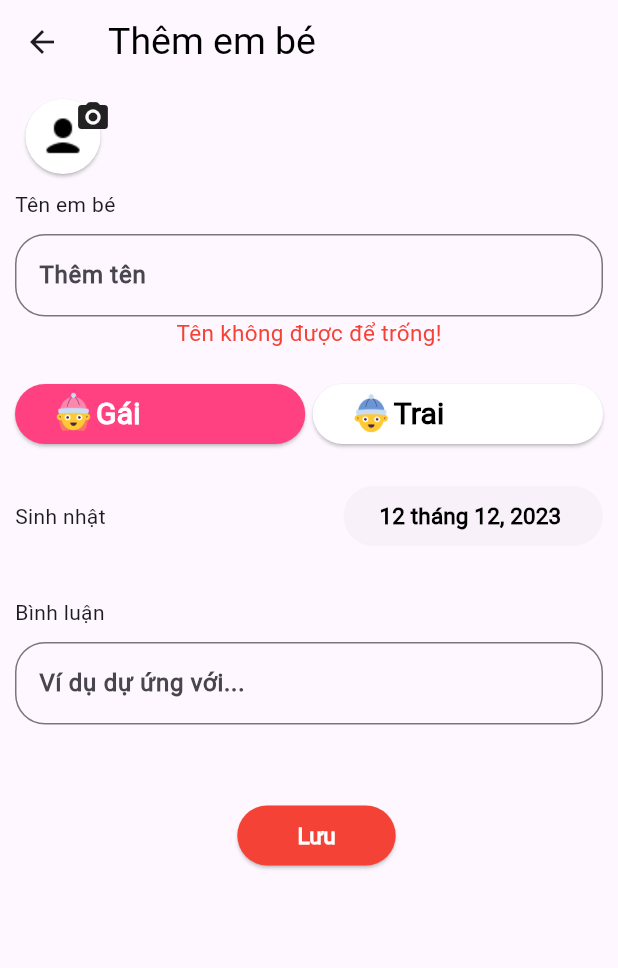
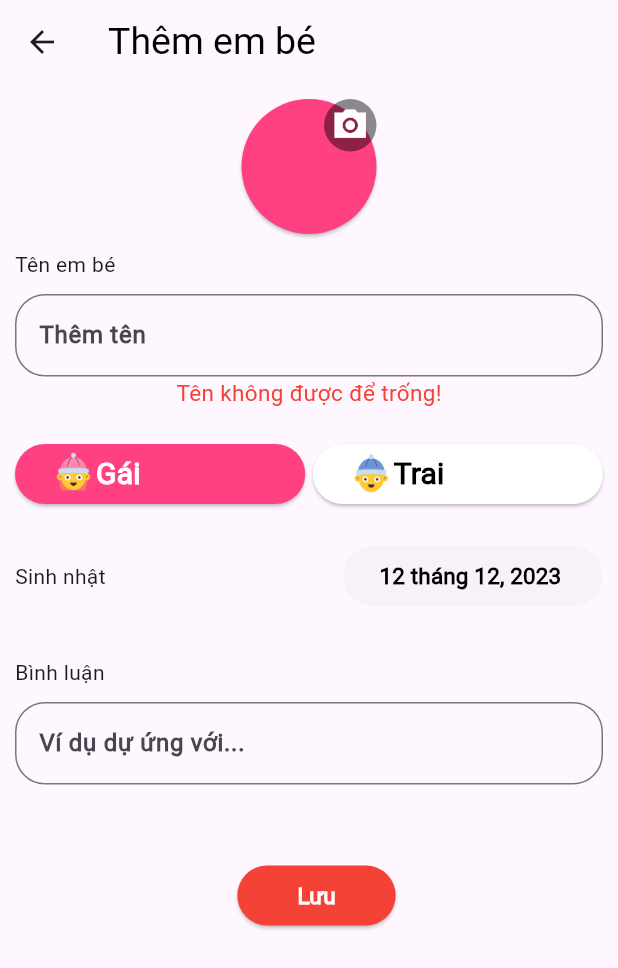
Before and after one commit to Chaudz/app_status_child, a Flutter app: the AddBabyDetail screen opened directly, on a phone screen of 412 x 824 dp. Shown: the top 968 px of the screen. Run offline on Flutter 3.47's test engine with Material 3 defaults, Android fonts, the phone set to English and light mode, and no system bars; our stand-ins replace file_picker, firebase_auth, firebase_core, firebase_storage, google_sign_in, shared_preferences; accounts and stored records are empty.

Commit message:
fix-screen and create-upload-avatar

```diff
--- a/lib/main.dart
+++ b/lib/main.dart
@@ -30,7 +30,6 @@ class _MyAppState extends State<MyApp> {
 
   Future<bool> getRecord() async {
     SharedPreferences prefs = await SharedPreferences.getInstance();
-    print('Chau====================');
     bool storedNameBaby = prefs.getBool("record") ?? false;
     return storedNameBaby;;
   }
--- a/lib/screens/addBaby_screen.dart
+++ b/lib/screens/addBaby_screen.dart
@@ -1,3 +1,6 @@
+import 'dart:io';
+import 'package:file_picker/file_picker.dart';
+import 'package:firebase_storage/firebase_storage.dart';
 import 'package:flutter/material.dart';
 import 'package:myapp/themes/app_colors.dart';
 import 'package:myapp/themes/app_fonts.dart';
@@ -57,6 +60,35 @@ class _AddBabyDetailState extends State<AddBabyDetail> {
   bool isBoy = false;
   DateTime selectedDate = DateTime.now();
   String nameBaby = "";
+  PlatformFile? pickedFile;
+
+  Future uploadFileAndSaveUrl() async {
+    final path = 'file/${pickedFile!.name}';
+    final file = File(pickedFile!.path!);
+
+    final ref = FirebaseStorage.instance.ref().child(path);
+    await  ref.putFile(file);
+
+    final urlDowload = await ref.getDownloadURL();
+
+    SharedPreferences prefs = await SharedPreferences.getInstance();
+    await prefs.setString('avatar', urlDowload);
+    return urlDowload;
+  }
+
+  Future selectFile()async{
+    final result = await FilePicker.platform.pickFiles();
+    if(result == null) return;
+
+    setState(() {
+      pickedFile = result.files.first;
+      print(pickedFile);
+    });
+
+    if (pickedFile != null) {
+      await uploadFileAndSaveUrl();
+    }
+  }
 
   Future<void> selectDate(BuildContext context) async {
     final DateTime? picked = await showDatePicker(
@@ -91,33 +123,52 @@ class _AddBabyDetailState extends State<AddBabyDetail> {
                   crossAxisAlignment: CrossAxisAlignment.start,
                   children: [
                     Row(
-                      mainAxisAlignment: MainAxisAlignment.start,
+                      mainAxisAlignment: MainAxisAlignment.center,
                       children: [
-                        Stack(
+                        Container(
+                          // height: 150,
+                          // width: 150,
+                          child: Stack(
                             children: [
                               ElevatedButton(
-                                onPressed: ()=>{
-
-                                },
+                                  onPressed: selectFile,
                                   style: ElevatedButton.styleFrom(
-                                    padding: EdgeInsets.all(10),
                                       shape: CircleBorder(),
-                                    backgroundColor: Colors.white
+                                      minimumSize: Size(90, 90),
+                                      backgroundColor: Colors.pinkAccent
                                   ),
-                                  child: nameBaby != "" ?
-                                  Text(nameBaby![0],style: AppFont.primaryFont.copyWith(
-                                      fontWeight: FontWeight.w600,
-                                      fontSize: 21,
-                                      color: Colors.green
-                                  ),):
-                                  Image(image: AssetImage("assets/images/icons8-user-30.png"),),
+                                  child: pickedFile != null ?
+                                  Container(
+                                    child: ClipRRect(
+                                      borderRadius: BorderRadius.circular(999),
+                                      child: Image.file(
+                                          File(pickedFile!.path!),
+                                          width: 90,
+                                          height: 90,
+                                          fit: BoxFit.cover
+                                      ),
+                                    ),
+                                  )
+                                      :
+                                  nameBaby.isNotEmpty? Text(nameBaby[0].toUpperCase(),style: AppFont.primaryFont.copyWith(
+                                      fontSize: 15,
+                                      fontWeight: FontWeight.bold,
+                                      color: Colors.white ),) : Text("")
                               ),
                               Positioned(
                                   top: 0,
                                   right: 0,
-                                child:  Icon(Icons.camera_alt_rounded)
+                                  child: Container(
+                                      padding: EdgeInsets.all(5),
+                                      decoration: BoxDecoration(
+                                        color: Colors.black45,
+                                        shape: BoxShape.circle,
+                                      ),
+                                      child: Icon(Icons.camera_alt_sharp,size: 25,color: Colors.white,)
+                                  )
                               )
                             ],
+                          ),
                         )
                       ],
                     ),
--- a/lib/screens/login_screen.dart
+++ b/lib/screens/login_screen.dart
@@ -9,7 +9,8 @@ class LoginScreen extends StatelessWidget {
   @override
   Widget build(BuildContext context) {
     return Scaffold(
-      body: Center(
+      body: SingleChildScrollView(
+        child: Center(
           child: Padding(
             padding: EdgeInsets.only(top: 30, left: 20, right: 20),
             child: Column(
@@ -119,6 +120,7 @@ class LoginScreen extends StatelessWidget {
               ],
             ),
           ),
+        ),
       )
     );
   }
--- a/lib/screens/onboarding_screen.dart
+++ b/lib/screens/onboarding_screen.dart
@@ -158,7 +158,8 @@ class OnboardContent extends StatelessWidget {
 
   @override
   Widget build(BuildContext context) {
-    return Padding(
+    return SingleChildScrollView(
+      child: Padding(
         padding: EdgeInsets.only(left: 30.0, right: 30.0),
         child:Column(
           crossAxisAlignment: CrossAxisAlignment.center,
@@ -199,6 +200,7 @@ class OnboardContent extends StatelessWidget {
             ),
           ],
         ),
+      ),
     );
   }
 }
```
Also changed, not shown: lib/screens/home_screen.dart (+29 -2 lines), lib/screens/start_screen.dart (+19 -10 lines). Lines whose indentation alone changed are shown as unchanged.
